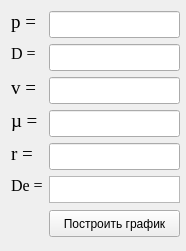
Before: the Qt Designer form Diagram/dean_menu.ui in SuperEjik/Diagram, drawn with Qt 5.
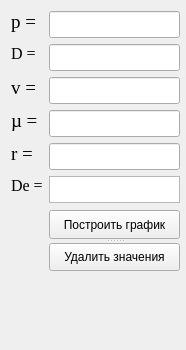
After: the same form once the commit is applied.

```diff
--- a/Diagram/dean_menu.ui
+++ b/Diagram/dean_menu.ui
@@ -7,7 +7,7 @@
     <x>0</x>
     <y>0</y>
     <width>186</width>
-    <height>251</height>
+    <height>350</height>
    </rect>
   </property>
   <property name="windowTitle">
@@ -220,18 +220,28 @@
     </font>
    </property>
   </widget>
-  <widget class="QPushButton" name="calculation_Dean">
+  <widget class="QSplitter" name="splitter">
    <property name="geometry">
     <rect>
      <x>49</x>
      <y>210</y>
      <width>131</width>
-     <height>27</height>
+     <height>61</height>
     </rect>
    </property>
-   <property name="text">
-    <string>Построить график</string>
+   <property name="orientation">
+    <enum>Qt::Vertical</enum>
    </property>
+   <widget class="QPushButton" name="calculation_Dean">
+    <property name="text">
+     <string>Построить график</string>
+    </property>
+   </widget>
+   <widget class="QPushButton" name="Value_delete">
+    <property name="text">
+     <string>Удалить значения</string>
+    </property>
+   </widget>
   </widget>
  </widget>
  <resources/>
```
